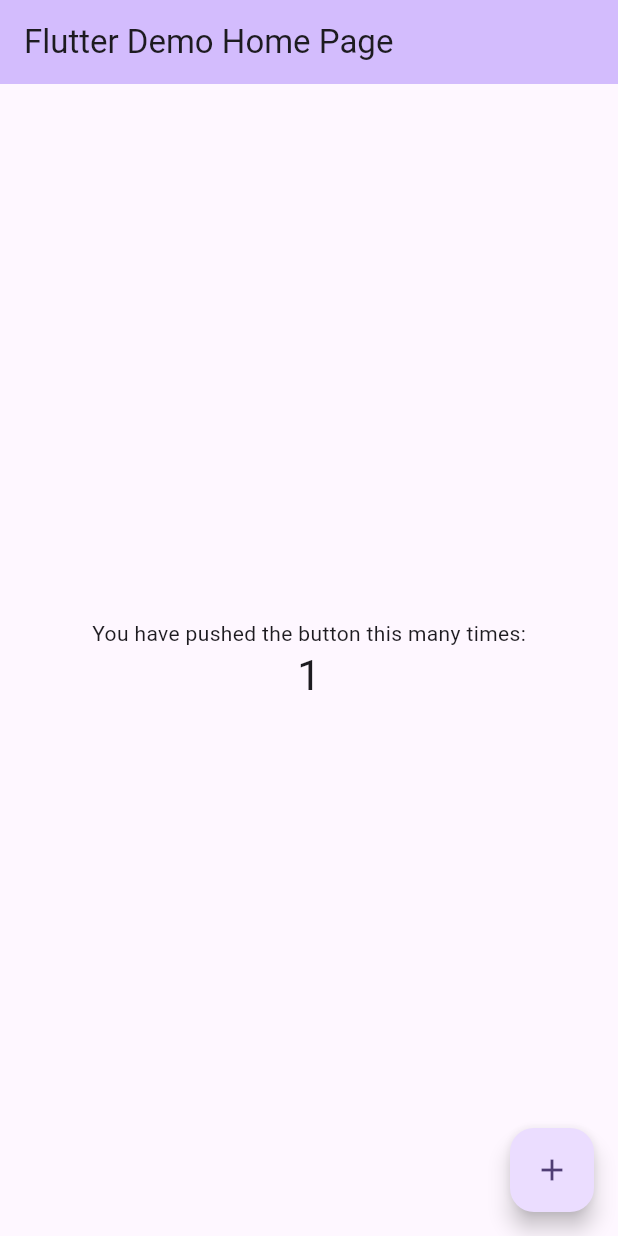
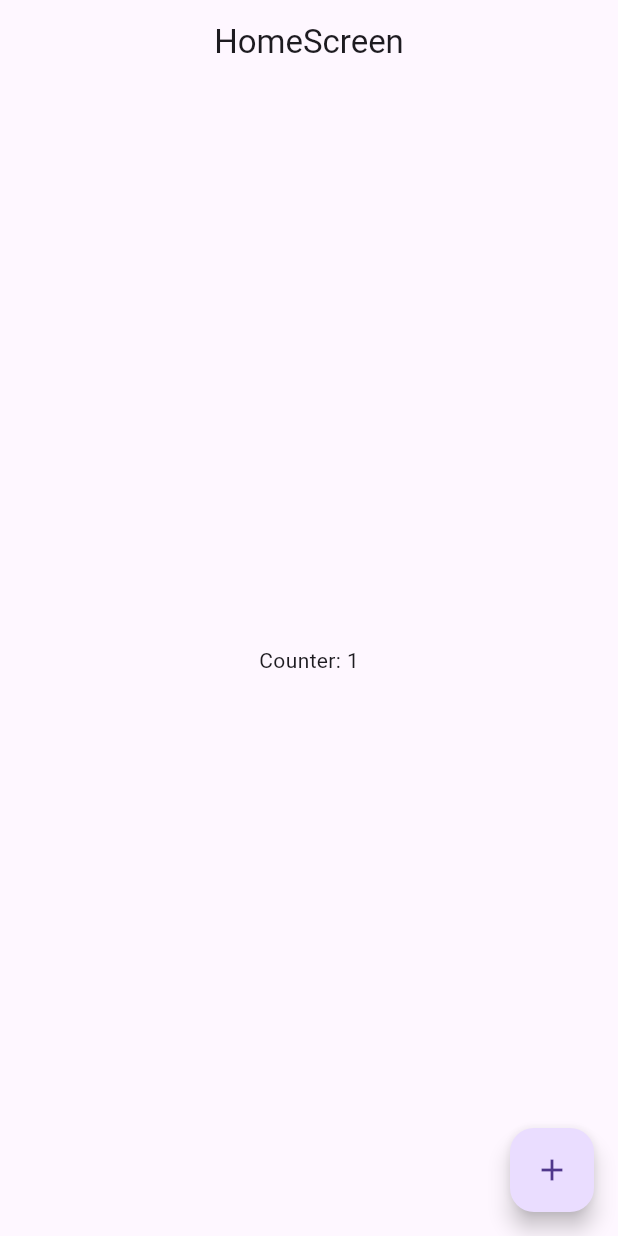
Before and after one commit to hakimlutfi46/Flutter-Booking-System, a Flutter app: the screen it shows after launch, after a tap on the "add" icon, on a phone screen of 412 x 824 dp. Run offline on Flutter 3.47's test engine with Material 3 defaults, Android fonts, the phone set to English and light mode, and no system bars; our stand-ins replace firebase_core, get; accounts and stored records are empty.

Commit message:
Integrate Firebase and GetX navigation structure
Added Firebase configuration files and dependencies, including firebase_core, firebase_auth, and cloud_firestore. Implemented GetX-based navigation and state management with a Home screen and controller. Updated Android and macOS/Windows build files for Firebase plugins. Replaced default Flutter app structure with GetX routing and Firebase initialization.

```diff
--- /dev/null
+++ b/lib/infrastructure/navigation/bindings/controllers/controllers_bindings.dart
@@ -0,0 +1 @@
+export 'package:flutter_booking_system/infrastructure/navigation/bindings/controllers/home.controller.binding.dart';
--- /dev/null
+++ b/lib/infrastructure/navigation/bindings/controllers/home.controller.binding.dart
@@ -0,0 +1,12 @@
+import 'package:get/get.dart';
+
+import '../../../../presentation/home/controllers/home.controller.dart';
+
+class HomeControllerBinding extends Bindings {
+  @override
+  void dependencies() {
+    Get.lazyPut<HomeController>(
+      () => HomeController(),
+    );
+  }
+}
--- /dev/null
+++ b/lib/infrastructure/navigation/navigation.dart
@@ -0,0 +1,35 @@
+import 'package:flutter/material.dart';
+
+import 'package:get/get.dart';
+
+import '../../config.dart';
+import '../../presentation/screens.dart';
+import 'bindings/controllers/controllers_bindings.dart';
+import 'routes.dart';
+
+class EnvironmentsBadge extends StatelessWidget {
+  final Widget child;
+  EnvironmentsBadge({required this.child});
+  @override
+  Widget build(BuildContext context) {
+    var env = ConfigEnvironments.getEnvironments()['env'];
+    return env != Environments.PRODUCTION
+        ? Banner(
+            location: BannerLocation.topStart,
+            message: env!,
+            color: env == Environments.QAS ? Colors.blue : Colors.purple,
+            child: child,
+          )
+        : SizedBox(child: child);
+  }
+}
+
+class Nav {
+  static List<GetPage> routes = [
+    GetPage(
+      name: Routes.HOME,
+      page: () => const HomeScreen(),
+      binding: HomeControllerBinding(),
+    ),
+  ];
+}
--- /dev/null
+++ b/lib/infrastructure/navigation/routes.dart
@@ -0,0 +1,8 @@
+class Routes {
+  static Future<String> get initialRoute async {
+    // TODO: implement method
+    return HOME;
+  }
+
+  static const HOME = '/home';
+}
--- a/lib/main.dart
+++ b/lib/main.dart
@@ -1,122 +1,25 @@
+import 'package:firebase_core/firebase_core.dart';
 import 'package:flutter/material.dart';
+import 'package:flutter_booking_system/firebase_options.dart';
 
-void main() {
-  runApp(const MyApp());
+import 'package:get/get.dart';
+
+import 'infrastructure/navigation/navigation.dart';
+import 'infrastructure/navigation/routes.dart';
+
+void main() async {
+  WidgetsFlutterBinding.ensureInitialized();
+  await Firebase.initializeApp(options: DefaultFirebaseOptions.currentPlatform);
+  var initialRoute = await Routes.initialRoute;
+  runApp(Main(initialRoute));
 }
 
-class MyApp extends StatelessWidget {
-  const MyApp({super.key});
-
-  // This widget is the root of your application.
-  @override
-  Widget build(BuildContext context) {
-    return MaterialApp(
-      title: 'Flutter Demo',
-      theme: ThemeData(
-        // This is the theme of your application.
-        //
-        // TRY THIS: Try running your application with "flutter run". You'll see
-        // the application has a purple toolbar. Then, without quitting the app,
-        // try changing the seedColor in the colorScheme below to Colors.green
-        // and then invoke "hot reload" (save your changes or press the "hot
-        // reload" button in a Flutter-supported IDE, or press "r" if you used
-        // the command line to start the app).
-        //
-        // Notice that the counter didn't reset back to zero; the application
-        // state is not lost during the reload. To reset the state, use hot
-        // restart instead.
-        //
-        // This works for code too, not just values: Most code changes can be
-        // tested with just a hot reload.
-        colorScheme: ColorScheme.fromSeed(seedColor: Colors.deepPurple),
-      ),
-      home: const MyHomePage(title: 'Flutter Demo Home Page'),
-    );
-  }
-}
-
-class MyHomePage extends StatefulWidget {
-  const MyHomePage({super.key, required this.title});
-
-  // This widget is the home page of your application. It is stateful, meaning
-  // that it has a State object (defined below) that contains fields that affect
-  // how it looks.
-
-  // This class is the configuration for the state. It holds the values (in this
-  // case the title) provided by the parent (in this case the App widget) and
-  // used by the build method of the State. Fields in a Widget subclass are
-  // always marked "final".
-
-  final String title;
-
-  @override
-  State<MyHomePage> createState() => _MyHomePageState();
-}
-
-class _MyHomePageState extends State<MyHomePage> {
-  int _counter = 0;
-
-  void _incrementCounter() {
-    setState(() {
-      // This call to setState tells the Flutter framework that something has
-      // changed in this State, which causes it to rerun the build method below
-      // so that the display can reflect the updated values. If we changed
-      // _counter without calling setState(), then the build method would not be
-      // called again, and so nothing would appear to happen.
-      _counter++;
-    });
-  }
+class Main extends StatelessWidget {
+  final String initialRoute;
+  const Main(this.initialRoute, {super.key});
 
   @override
   Widget build(BuildContext context) {
-    // This method is rerun every time setState is called, for instance as done
-    // by the _incrementCounter method above.
-    //
-    // The Flutter framework has been optimized to make rerunning build methods
-    // fast, so that you can just rebuild anything that needs updating rather
-    // than having to individually change instances of widgets.
-    return Scaffold(
-      appBar: AppBar(
-        // TRY THIS: Try changing the color here to a specific color (to
-        // Colors.amber, perhaps?) and trigger a hot reload to see the AppBar
-        // change color while the other colors stay the same.
-        backgroundColor: Theme.of(context).colorScheme.inversePrimary,
-        // Here we take the value from the MyHomePage object that was created by
-        // the App.build method, and use it to set our appbar title.
-        title: Text(widget.title),
-      ),
-      body: Center(
-        // Center is a layout widget. It takes a single child and positions it
-        // in the middle of the parent.
-        child: Column(
-          // Column is also a layout widget. It takes a list of children and
-          // arranges them vertically. By default, it sizes itself to fit its
-          // children horizontally, and tries to be as tall as its parent.
-          //
-          // Column has various properties to control how it sizes itself and
-          // how it positions its children. Here we use mainAxisAlignment to
-          // center the children vertically; the main axis here is the vertical
-          // axis because Columns are vertical (the cross axis would be
-          // horizontal).
-          //
-          // TRY THIS: Invoke "debug painting" (choose the "Toggle Debug Paint"
-          // action in the IDE, or press "p" in the console), to see the
-          // wireframe for each widget.
-          mainAxisAlignment: MainAxisAlignment.center,
-          children: <Widget>[
-            const Text('You have pushed the button this many times:'),
-            Text(
-              '$_counter',
-              style: Theme.of(context).textTheme.headlineMedium,
-            ),
-          ],
-        ),
-      ),
-      floatingActionButton: FloatingActionButton(
-        onPressed: _incrementCounter,
-        tooltip: 'Increment',
-        child: const Icon(Icons.add),
-      ), // This trailing comma makes auto-formatting nicer for build methods.
-    );
+    return GetMaterialApp(initialRoute: initialRoute, getPages: Nav.routes);
   }
 }
--- /dev/null
+++ b/lib/presentation/home/controllers/home.controller.dart
@@ -0,0 +1,9 @@
+import 'package:get/get.dart';
+
+class HomeController extends GetxController {
+  //TODO: Implement HomeController
+
+  final count = 0.obs;
+
+  void increment() => count.value++;
+}
--- /dev/null
+++ b/lib/presentation/home/home.screen.dart
@@ -0,0 +1,22 @@
+import 'package:flutter/material.dart';
+
+import 'package:get/get.dart';
+
+import 'controllers/home.controller.dart';
+
+class HomeScreen extends GetView<HomeController> {
+  const HomeScreen({super.key});
+  @override
+  Widget build(BuildContext context) {
+    return Scaffold(
+      appBar: AppBar(title: const Text('HomeScreen'), centerTitle: true),
+      floatingActionButton: FloatingActionButton(
+        onPressed: controller.increment,
+        child: Icon(Icons.add),
+      ),
+      body: Center(
+        child: Obx(() => Text('Counter: ${controller.count.value}')),
+      ),
+    );
+  }
+}
--- /dev/null
+++ b/lib/presentation/screens.dart
@@ -0,0 +1 @@
+export 'package:flutter_booking_system/presentation/home/home.screen.dart';
```
Also changed, not shown: lib/config.dart (added, +34 -0 lines), pubspec.yaml (+5 -2 lines), firebase.json (added), lib/firebase_options.dart (added), pubspec.lock, 7 other files.
